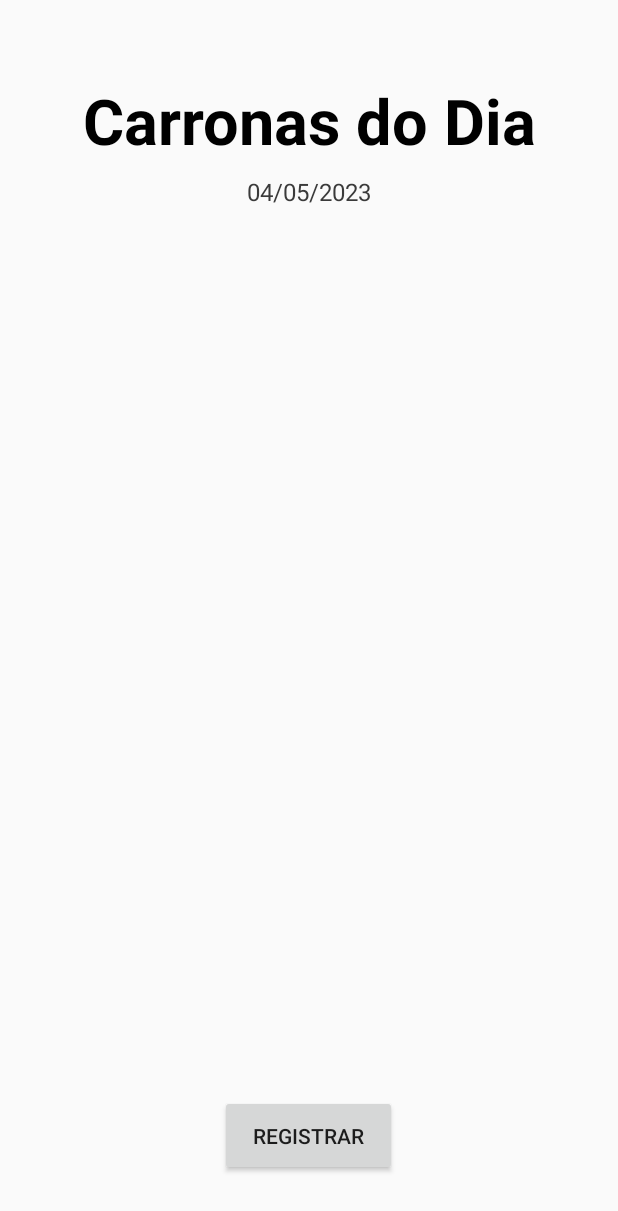
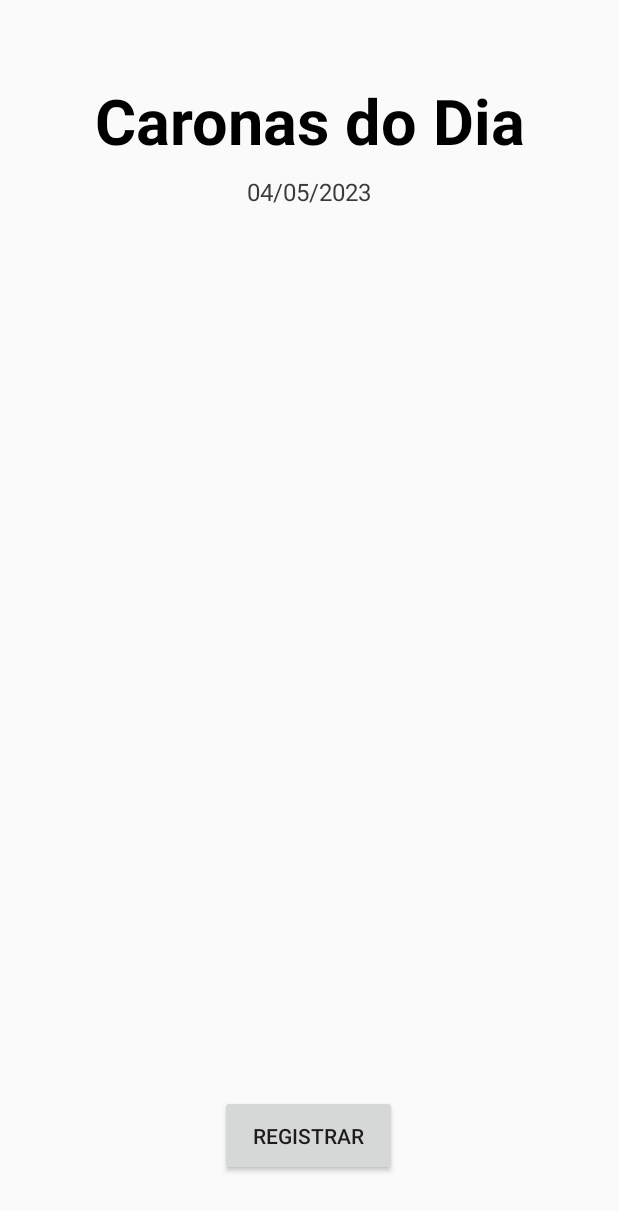
Before and after one commit to Claudino2001/CarBill, an Android app: the TelaDiaria screen opened directly, with no data from a screen before it, on a phone screen of 412 x 824 dp. Shown: the top 1211 px of the screen. Run offline under Robolectric (Android 15) with nearby library versions, the phone set to English and light mode, and no system bars.

Commit message:
correção de texto

```diff
--- a/CarBillProject/app/src/main/res/layout/activity_tela_diaria.xml
+++ b/CarBillProject/app/src/main/res/layout/activity_tela_diaria.xml
@@ -13,7 +13,7 @@
         android:layout_marginTop="52dp"
         android:foregroundGravity="center"
         android:gravity="center"
-        android:text="Carronas do Dia"
+        android:text="Caronas do Dia"
         android:textColor="@color/black"
         android:textSize="42dp"
         android:textStyle="bold"
@@ -37,7 +37,7 @@
         android:layout_width="wrap_content"
         android:layout_height="wrap_content"
         android:layout_marginTop="8dp"
-        android:text="TextView"
+        android:text="dd/mm/yyyy"
         android:textColor="@color/gray"
         android:textSize="16sp"
         app:layout_constraintEnd_toEndOf="parent"
```
Also changed, not shown: CarBillProject/app/src/main/java/br/com/application/carbill/MainActivity.java (+0 -29 lines), CarBillProject/app/src/main/java/br/com/application/carbill/TelaInfoPerson.java (+3 -7 lines).
